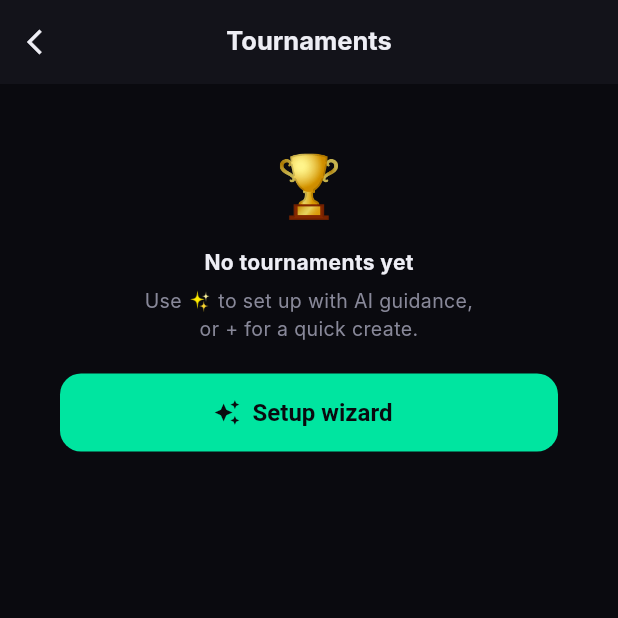
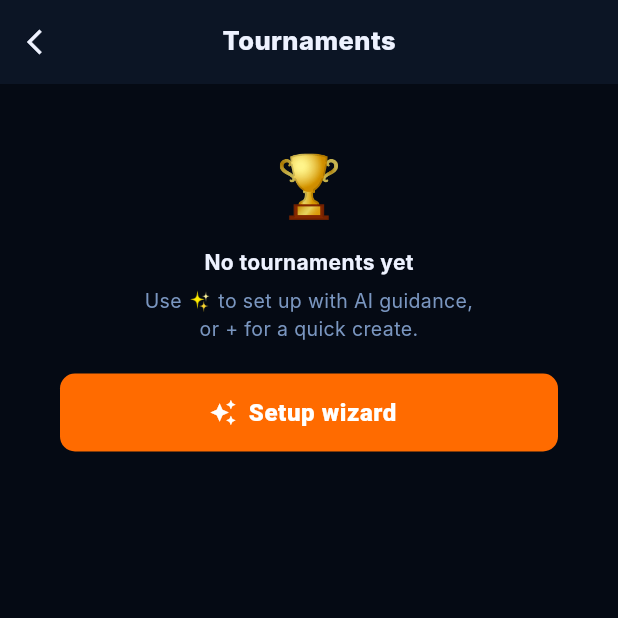
Before and after one commit to bellarykirankumar/Cricscore, a Flutter app: the TournamentListScreen screen opened by its route, on a phone screen of 412 x 824 dp, the top half of it. Run offline on Flutter 3.47's test engine with Material 3 defaults, Android fonts, the phone set to English and light mode, and no system bars; our stand-ins replace camera, file_picker, firebase_core, firebase_crashlytics, flutter_riverpod, flutter_secure_storage and 3 more; accounts and stored records are empty; network calls fail; Roboto replaces fonts that are missing (Inter).

Commit message:
Redesign theme: Stadium Nights palette with sharper corners and gradient cards
- Replace mint-on-black with deep navy backgrounds (#050A14) and saffron
  orange accent (#FF6B00) for a cricket-specific stadium-lights feel
- Switch ball color from generic orange to cricket leather red (#DC2626)
- Upgrade six/four colors to stadium gold (#FBBF24) and sky blue (#38BDF8)
- Add top-to-bottom gradient on AppCard instead of flat fill
- Reduce card/button border radius from 16/14px to 10px across all screens
- Update badge/chip radii (20→6/8) for a sharper, editorial sports aesthetic
- Bump font weights and letter spacing in headers, buttons, and section labels
- TeamAvatar now uses a directional gradient fill instead of flat opacity

https://claude.ai/code/session_011r77DRC1R89Uiy1kCYQNMN

```diff
--- a/lib/screens/home/fixture_toss_sheet.dart
+++ b/lib/screens/home/fixture_toss_sheet.dart
@@ -305,7 +305,7 @@ class _FixtureTossSheetState extends State<_FixtureTossSheet> {
                           onPressed: _starting ? null : _startMatch,
                           style: ElevatedButton.styleFrom(
                             minimumSize: const Size(double.infinity, 52),
-                            shape: RoundedRectangleBorder(borderRadius: BorderRadius.circular(14)),
+                            shape: RoundedRectangleBorder(borderRadius: BorderRadius.circular(10)),
                           ),
                           child: _starting
                               ? const SizedBox(
@@ -325,7 +325,7 @@ class _FixtureTossSheetState extends State<_FixtureTossSheet> {
                             foregroundColor: AppColors.text2,
                             side: const BorderSide(color: AppColors.border),
                             minimumSize: const Size(double.infinity, 48),
-                            shape: RoundedRectangleBorder(borderRadius: BorderRadius.circular(14)),
+                            shape: RoundedRectangleBorder(borderRadius: BorderRadius.circular(10)),
                           ),
                           child: const Text('Cancel'),
                         ),
--- a/lib/screens/home/home_screen.dart
+++ b/lib/screens/home/home_screen.dart
@@ -609,14 +609,14 @@ class _LiveMatchCard extends StatelessWidget {
       margin: const EdgeInsets.symmetric(horizontal: 16, vertical: 4),
       decoration: BoxDecoration(
         color: AppColors.bgCard,
-        borderRadius: BorderRadius.circular(16),
+        borderRadius: BorderRadius.circular(10),
         border: Border.all(color: AppColors.accent.withOpacity(0.3)),
       ),
       child: Material(
         color: Colors.transparent,
         child: InkWell(
           onTap: () => context.push('/scoring/${match.id}'),
-          borderRadius: BorderRadius.circular(16),
+          borderRadius: BorderRadius.circular(10),
           child: Padding(
             padding: const EdgeInsets.all(16),
             child: Column(crossAxisAlignment: CrossAxisAlignment.start, children: [
@@ -702,7 +702,7 @@ class _QuickAction extends StatelessWidget {
         padding: const EdgeInsets.symmetric(vertical: 16),
         decoration: BoxDecoration(
           color: color.withOpacity(0.1),
-          borderRadius: BorderRadius.circular(16),
+          borderRadius: BorderRadius.circular(10),
           border: Border.all(color: color.withOpacity(0.3)),
         ),
         child: Column(children: [
--- a/lib/screens/match/commentary_screen.dart
+++ b/lib/screens/match/commentary_screen.dart
@@ -295,7 +295,7 @@ class InningsSeparator extends StatelessWidget {
             padding: const EdgeInsets.symmetric(horizontal: 14, vertical: 6),
             decoration: BoxDecoration(
               color: AppColors.bgElevated,
-              borderRadius: BorderRadius.circular(20),
+              borderRadius: BorderRadius.circular(6),
               border: Border.all(color: AppColors.accent.withValues(alpha: 0.4)),
             ),
             child: Text('INNINGS $innings',
--- a/lib/screens/match/scorecard_screen.dart
+++ b/lib/screens/match/scorecard_screen.dart
@@ -394,7 +394,7 @@ class _PhasesTab extends StatelessWidget {
         margin: const EdgeInsets.only(bottom: 12),
         padding: const EdgeInsets.all(16),
         decoration: BoxDecoration(
-          color: AppColors.bgCard, borderRadius: BorderRadius.circular(16),
+          color: AppColors.bgCard, borderRadius: BorderRadius.circular(10),
           border: Border.all(color: AppColors.border)),
         child: Column(crossAxisAlignment: CrossAxisAlignment.start, children: [
           Row(children: [
--- a/lib/screens/tournament/team_roster_screen.dart
+++ b/lib/screens/tournament/team_roster_screen.dart
@@ -468,7 +468,7 @@ class _TeamRosterState extends ConsumerState<TeamRosterScreen> {
           style: OutlinedButton.styleFrom(foregroundColor: AppColors.text2,
             side: const BorderSide(color: AppColors.border),
             minimumSize: const Size(double.infinity, 52),
-            shape: RoundedRectangleBorder(borderRadius: BorderRadius.circular(14))),
+            shape: RoundedRectangleBorder(borderRadius: BorderRadius.circular(10))),
           child: const Text('Cancel'),
         )),
       ]),
--- a/lib/screens/tournament/tournament_detail_screen.dart
+++ b/lib/screens/tournament/tournament_detail_screen.dart
@@ -817,7 +817,7 @@ class _TossModal extends StatelessWidget {
               ElevatedButton(
                 onPressed: starting ? null : onStart,
                 style: ElevatedButton.styleFrom(minimumSize: const Size(double.infinity, 52),
-                  shape: RoundedRectangleBorder(borderRadius: BorderRadius.circular(14))),
+                  shape: RoundedRectangleBorder(borderRadius: BorderRadius.circular(10))),
                 child: starting
                   ? const SizedBox(width: 22, height: 22,
                       child: CircularProgressIndicator(strokeWidth: 2.5, color: AppColors.textOnAcc))
@@ -829,7 +829,7 @@ class _TossModal extends StatelessWidget {
                 style: OutlinedButton.styleFrom(foregroundColor: AppColors.text2,
                   side: const BorderSide(color: AppColors.border),
                   minimumSize: const Size(double.infinity, 48),
-                  shape: RoundedRectangleBorder(borderRadius: BorderRadius.circular(14))),
+                  shape: RoundedRectangleBorder(borderRadius: BorderRadius.circular(10))),
                 child: const Text('Cancel'),
               ),
             ])),
--- a/lib/screens/tournament/tournament_list_screen.dart
+++ b/lib/screens/tournament/tournament_list_screen.dart
@@ -252,7 +252,7 @@ class _TournamentListState extends ConsumerState<TournamentListScreen> {
             style: OutlinedButton.styleFrom(foregroundColor: AppColors.text2,
               side: const BorderSide(color: AppColors.border),
               minimumSize: const Size(double.infinity, 52),
-              shape: RoundedRectangleBorder(borderRadius: BorderRadius.circular(14))),
+              shape: RoundedRectangleBorder(borderRadius: BorderRadius.circular(10))),
             child: const Text('Cancel'),
           )),
         ]),
--- a/lib/theme/app_theme.dart
+++ b/lib/theme/app_theme.dart
@@ -1,27 +1,42 @@
 import 'package:flutter/material.dart';
 
 // ─────────────────────────────────────────────────────────────
-//  CricScore Design System
+//  CricScore Design System — Stadium Nights
 // ─────────────────────────────────────────────────────────────
 
 class AppColors {
-  static const accent       = Color(0xFF00E5A0);
-  static const accentFaint  = Color(0x1500E5A0);
-  static const ball         = Color(0xFFFF6B35);
-  static const ballFaint    = Color(0x15FF6B35);
-  static const wicket       = Color(0xFFFF4D4D);
-  static const wicketFaint  = Color(0x15FF4D4D);
-  static const four         = Color(0xFF4DA6FF);
-  static const six          = Color(0xFFFFD700);
-  static const bg           = Color(0xFF0A0A0F);
-  static const bgCard       = Color(0xFF13131A);
-  static const bgElevated   = Color(0xFF1C1C26);
-  static const text         = Color(0xFFEEEEF5);
-  static const text2        = Color(0xFF888899);
-  static const text3        = Color(0xFF555566);
-  static const textOnAcc    = Color(0xFF0A0A0F);
-  static const border       = Color(0xFF2A2A3A);
-  static const borderDim    = Color(0xFF1E1E2A);
+  // Backgrounds — deep navy layers
+  static const bg           = Color(0xFF050A14);
+  static const bgCard       = Color(0xFF0C1525);
+  static const bgElevated   = Color(0xFF152033);
+
+  // Accent — saffron orange (stadium lights / India cricket)
+  static const accent       = Color(0xFFFF6B00);
+  static const accentFaint  = Color(0x20FF6B00);
+
+  // Ball — cricket leather red
+  static const ball         = Color(0xFFDC2626);
+  static const ballFaint    = Color(0x20DC2626);
+
+  // Events
+  static const wicket       = Color(0xFFEF4444);
+  static const wicketFaint  = Color(0x20EF4444);
+  static const four         = Color(0xFF38BDF8);  // sky blue
+  static const six          = Color(0xFFFBBF24);  // stadium gold
+
+  // Text
+  static const text         = Color(0xFFEEF2FF);
+  static const text2        = Color(0xFF7A96C0);
+  static const text3        = Color(0xFF3D5070);
+  static const textOnAcc    = Color(0xFFFFFFFF);
+
+  // Borders
+  static const border       = Color(0xFF1A2E4A);
+  static const borderDim    = Color(0xFF0E1C2E);
+
+  // Card gradient stops
+  static const cardGradTop  = Color(0xFF152033);
+  static const cardGradBot  = Color(0xFF0C1525);
 }
 
 class AppTheme {
@@ -43,23 +58,24 @@ class AppTheme {
       centerTitle: true,
       surfaceTintColor: Colors.transparent,
       titleTextStyle: TextStyle(
-        fontSize: 17, fontWeight: FontWeight.w700,
+        fontSize: 17, fontWeight: FontWeight.w800,
         color: AppColors.text, fontFamily: 'Inter',
+        letterSpacing: 0.3,
       ),
     ),
     inputDecorationTheme: InputDecorationTheme(
       filled: true,
       fillColor: AppColors.bgElevated,
       border: OutlineInputBorder(
-        borderRadius: BorderRadius.circular(12),
+        borderRadius: BorderRadius.circular(8),
         borderSide: const BorderSide(color: AppColors.border),
       ),
       enabledBorder: OutlineInputBorder(
-        borderRadius: BorderRadius.circular(12),
+        borderRadius: BorderRadius.circular(8),
         borderSide: const BorderSide(color: AppColors.border),
       ),
       focusedBorder: OutlineInputBorder(
-        borderRadius: BorderRadius.circular(12),
+        borderRadius: BorderRadius.circular(8),
         borderSide: const BorderSide(color: AppColors.accent, width: 2),
       ),
       labelStyle: const TextStyle(color: AppColors.text2),
@@ -71,9 +87,9 @@ class AppTheme {
         backgroundColor: AppColors.accent,
         foregroundColor: AppColors.textOnAcc,
         minimumSize: const Size(double.infinity, 52),
-        shape: RoundedRectangleBorder(borderRadius: BorderRadius.circular(14)),
+        shape: RoundedRectangleBorder(borderRadius: BorderRadius.circular(10)),
         textStyle: const TextStyle(
-          fontSize: 16, fontWeight: FontWeight.w700,
+          fontSize: 16, fontWeight: FontWeight.w800, letterSpacing: 0.4,
         ),
         elevation: 0,
       ),
@@ -88,14 +104,18 @@ class AppTheme {
       indicator: const UnderlineTabIndicator(
         borderSide: BorderSide(color: AppColors.accent, width: 2),
       ),
-      labelStyle: const TextStyle(fontWeight: FontWeight.w700, fontFamily: 'Inter'),
-      unselectedLabelStyle: const TextStyle(fontWeight: FontWeight.w500, fontFamily: 'Inter'),
+      labelStyle: const TextStyle(
+        fontWeight: FontWeight.w800, fontFamily: 'Inter', letterSpacing: 0.3,
+      ),
+      unselectedLabelStyle: const TextStyle(
+        fontWeight: FontWeight.w500, fontFamily: 'Inter',
+      ),
       dividerColor: AppColors.border,
     ),
     snackBarTheme: SnackBarThemeData(
       backgroundColor: AppColors.bgElevated,
       contentTextStyle: const TextStyle(color: AppColors.text, fontFamily: 'Inter'),
-      shape: RoundedRectangleBorder(borderRadius: BorderRadius.circular(12)),
+      shape: RoundedRectangleBorder(borderRadius: BorderRadius.circular(10)),
       behavior: SnackBarBehavior.floating,
     ),
   );
@@ -108,7 +128,7 @@ class AppCard extends StatelessWidget {
   final VoidCallback? onTap;
   final Color? borderColor;
   final EdgeInsets? padding;
-  final Color? color;
+  final Color? color; // pass a solid color to override gradient
 
   const AppCard({
     super.key, required this.child,
@@ -120,15 +140,22 @@ class AppCard extends StatelessWidget {
     return Container(
       margin: const EdgeInsets.symmetric(horizontal: 16, vertical: 4),
       decoration: BoxDecoration(
-        color: color ?? AppColors.bgCard,
-        borderRadius: BorderRadius.circular(16),
+        color: color,
+        gradient: color == null
+            ? const LinearGradient(
+                begin: Alignment.topCenter,
+                end: Alignment.bottomCenter,
+                colors: [AppColors.cardGradTop, AppColors.cardGradBot],
+              )
+            : null,
+        borderRadius: BorderRadius.circular(10),
         border: Border.all(color: borderColor ?? AppColors.border),
       ),
       child: Material(
         color: Colors.transparent,
         child: InkWell(
           onTap: onTap,
-          borderRadius: BorderRadius.circular(16),
+          borderRadius: BorderRadius.circular(10),
           child: Padding(
             padding: padding ?? const EdgeInsets.all(16),
             child: child,
@@ -183,10 +210,11 @@ class OutlineButton extends StatelessWidget {
         style: OutlinedButton.styleFrom(
           foregroundColor: c,
           side: BorderSide(color: c, width: 1.5),
-          shape: RoundedRectangleBorder(borderRadius: BorderRadius.circular(14)),
+          shape: RoundedRectangleBorder(borderRadius: BorderRadius.circular(10)),
         ),
         child: Text(label, style: TextStyle(
-          fontSize: 16, fontWeight: FontWeight.w700, color: c,
+          fontSize: 16, fontWeight: FontWeight.w800,
+          color: c, letterSpacing: 0.4,
         )),
       ),
     );
@@ -204,11 +232,12 @@ class StatusBadge extends StatelessWidget {
       padding: const EdgeInsets.symmetric(horizontal: 10, vertical: 4),
       decoration: BoxDecoration(
         color: color.withOpacity(0.12),
-        borderRadius: BorderRadius.circular(20),
+        borderRadius: BorderRadius.circular(6),
         border: Border.all(color: color.withOpacity(0.3)),
       ),
       child: Text(label, style: TextStyle(
-        fontSize: 11, fontWeight: FontWeight.w700, color: color,
+        fontSize: 11, fontWeight: FontWeight.w800,
+        color: color, letterSpacing: 0.8,
       )),
     );
   }
@@ -239,7 +268,7 @@ class _LiveBadgeState extends State<LiveBadge> with SingleTickerProviderStateMix
         padding: const EdgeInsets.symmetric(horizontal: 10, vertical: 4),
         decoration: BoxDecoration(
           color: AppColors.wicketFaint,
-          borderRadius: BorderRadius.circular(20),
+          borderRadius: BorderRadius.circular(6),
         ),
         child: Row(mainAxisSize: MainAxisSize.min, children: [
           Container(width: 6, height: 6, decoration: BoxDecoration(
@@ -248,7 +277,8 @@ class _LiveBadgeState extends State<LiveBadge> with SingleTickerProviderStateMix
           )),
           const SizedBox(width: 5),
           const Text('LIVE', style: TextStyle(
-            fontSize: 11, fontWeight: FontWeight.w800, color: AppColors.wicket,
+            fontSize: 11, fontWeight: FontWeight.w800,
+            color: AppColors.wicket, letterSpacing: 0.8,
           )),
         ]),
       ),
@@ -266,8 +296,8 @@ class SectionHeader extends StatelessWidget {
       padding: const EdgeInsets.fromLTRB(16, 20, 16, 8),
       child: Row(children: [
         Text(title.toUpperCase(), style: const TextStyle(
-          fontSize: 11, fontWeight: FontWeight.w700,
-          color: AppColors.text2, letterSpacing: 1.2,
+          fontSize: 11, fontWeight: FontWeight.w800,
+          color: AppColors.text2, letterSpacing: 1.5,
         )),
         const Spacer(),
         if (trailing != null) trailing!,
@@ -291,12 +321,17 @@ class TeamAvatar extends StatelessWidget {
     return Container(
       width: size, height: size,
       decoration: BoxDecoration(
-        color: color.withOpacity(0.12),
+        gradient: LinearGradient(
+          begin: Alignment.topLeft,
+          end: Alignment.bottomRight,
+          colors: [color.withOpacity(0.18), color.withOpacity(0.06)],
+        ),
         shape: BoxShape.circle,
-        border: Border.all(color: color.withOpacity(0.4), width: 1.5),
+        border: Border.all(color: color.withOpacity(0.45), width: 1.5),
       ),
       child: Center(child: Text(display, style: TextStyle(
-        fontSize: size * 0.28, fontWeight: FontWeight.w800, color: color,
+        fontSize: size * 0.28, fontWeight: FontWeight.w900,
+        color: color, letterSpacing: 0.5,
       ))),
     );
   }
@@ -329,7 +364,7 @@ class BallPip extends StatelessWidget {
       decoration: BoxDecoration(color: bg, shape: BoxShape.circle,
         border: Border.all(color: fg.withOpacity(0.4))),
       child: Center(child: Text(label, style: TextStyle(
-        fontSize: 12, fontWeight: FontWeight.w700, color: fg,
+        fontSize: 12, fontWeight: FontWeight.w800, color: fg,
       ))),
     );
   }
@@ -365,7 +400,9 @@ class ErrorScreen extends StatelessWidget {
             OutlinedButton(
               onPressed: onRetry,
               style: OutlinedButton.styleFrom(foregroundColor: AppColors.accent,
-                side: const BorderSide(color: AppColors.accent)),
+                side: const BorderSide(color: AppColors.accent),
+                shape: RoundedRectangleBorder(borderRadius: BorderRadius.circular(10)),
+              ),
               child: const Text('Try again'),
             ),
           ],
```
Also changed, not shown: lib/screens/match/scoring_screen.dart (+9 -9 lines), lib/screens/tournament/player_profile_screen.dart (+5 -5 lines), lib/screens/tournament/tournament_setup_wizard.dart (+5 -5 lines).
